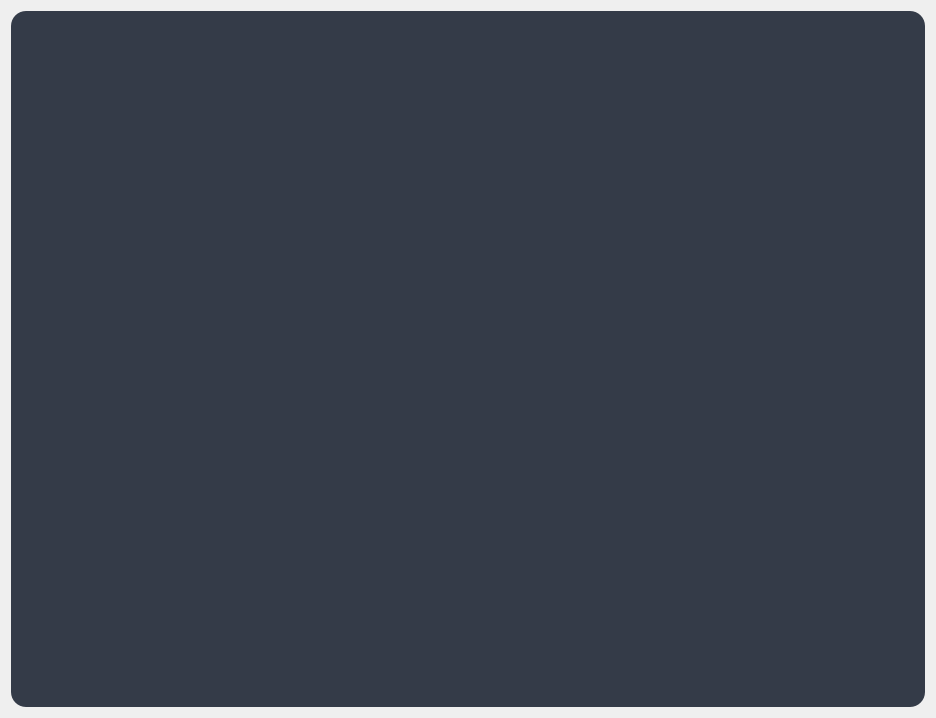
Before: the Qt Designer form gui/uis/pages/main_pages.ui in AlexJrDevs/CroptMedia, drawn with Qt 5.
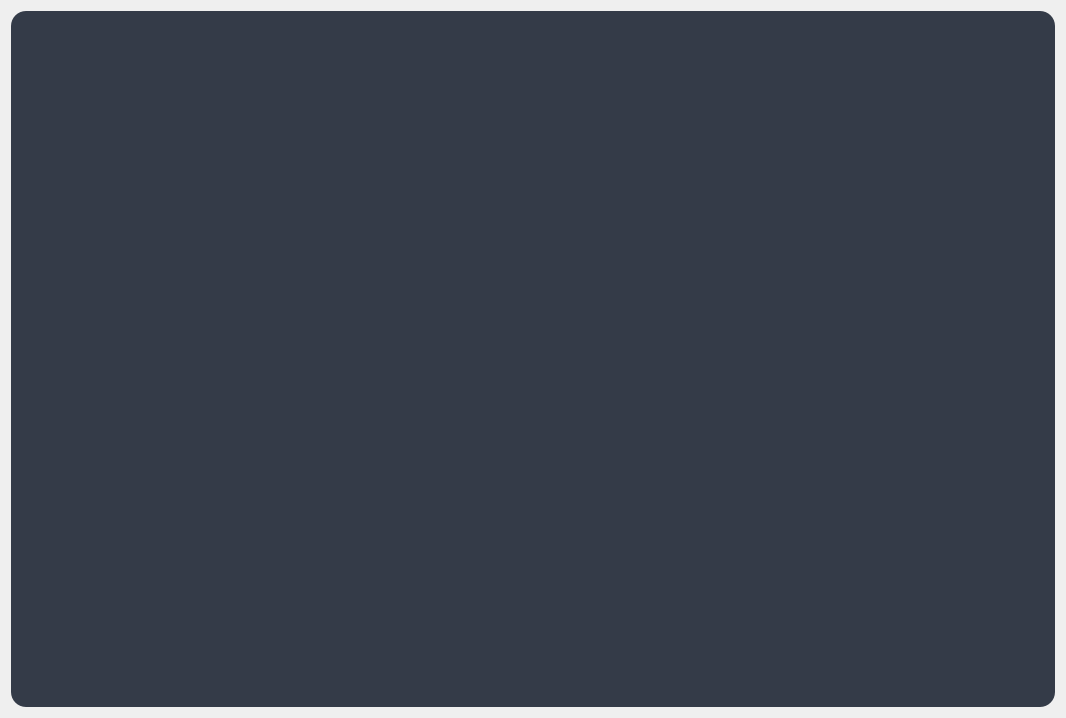
After: the same form once the commit is applied. The open tabs and pages were chosen to show the change.

Patch:
```diff
--- a/gui/uis/pages/main_pages.ui
+++ b/gui/uis/pages/main_pages.ui
@@ -6,7 +6,7 @@
    <rect>
     <x>0</x>
     <y>0</y>
-    <width>936</width>
+    <width>1066</width>
     <height>718</height>
    </rect>
   </property>
```
Left out of the diff: 4 changed lines with no effect on the pictures.
